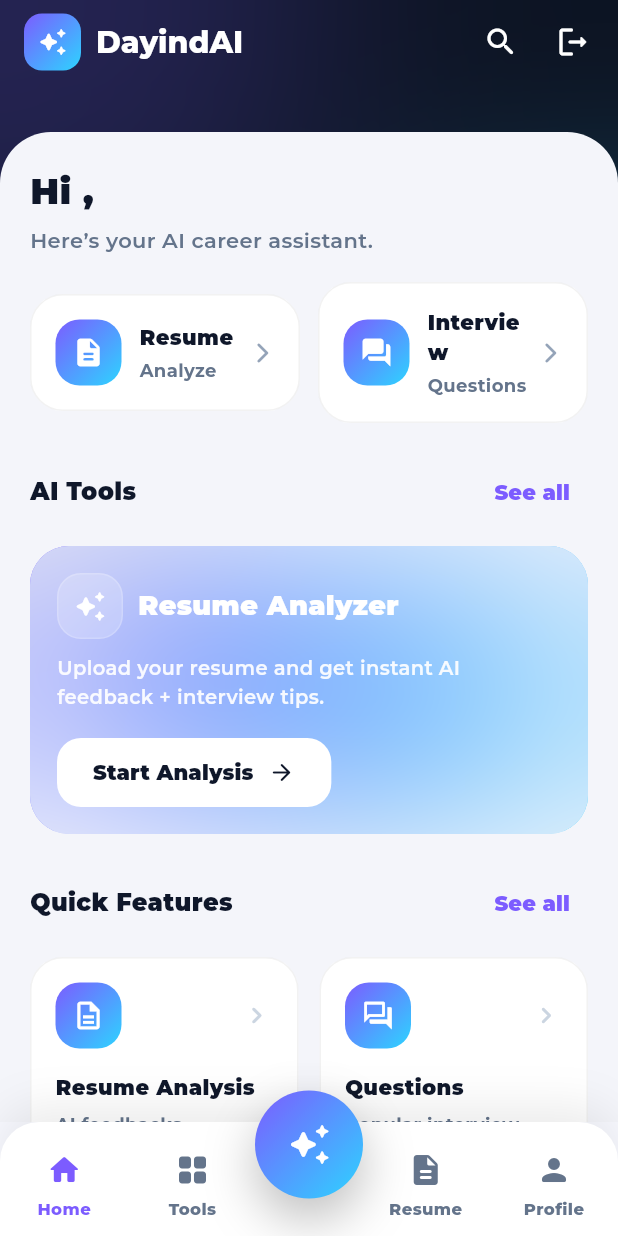
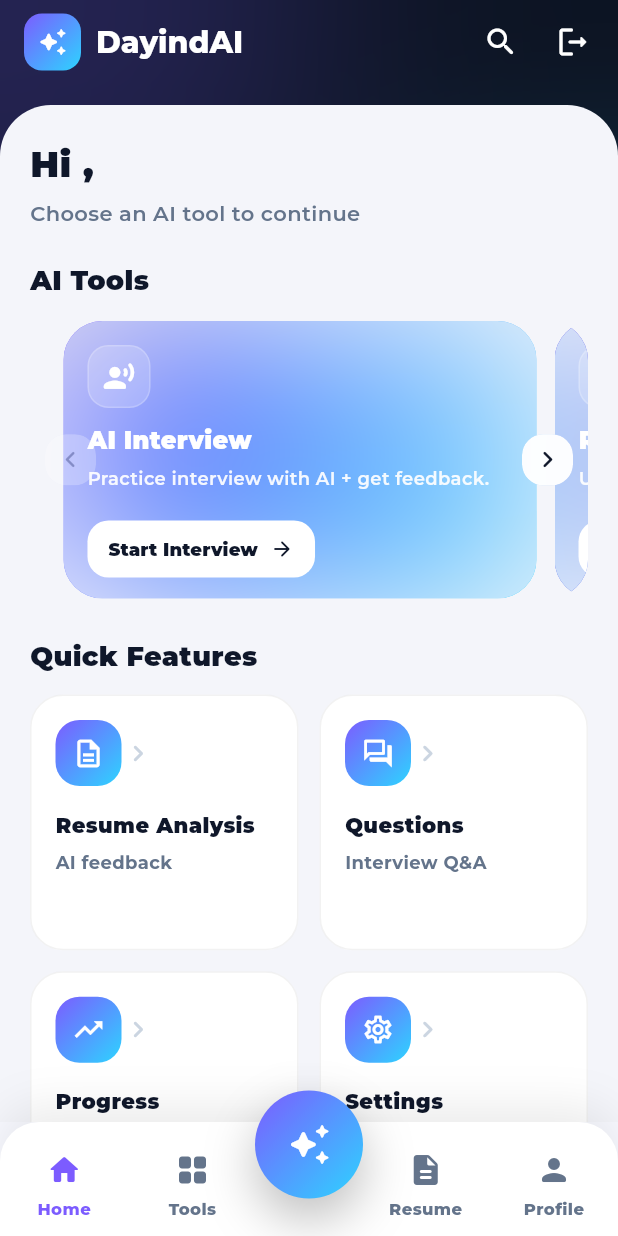
Before and after one commit to dfacee11/DayindAI-Diploma-Project-, a Flutter app: the screen it shows once a user with an empty profile is signed in, on a phone screen of 412 x 824 dp. Run offline on Flutter 3.47's test engine with Material 3 defaults, Android fonts, the phone set to English and light mode, and no system bars; our stand-ins replace cloud_firestore, cloud_functions, file_picker, firebase_auth, firebase_core, google_fonts and 2 more; accounts and stored records are empty.

Commit message:
updated home page #3

```diff
--- a/lib/HomePage/HomePage.dart
+++ b/lib/HomePage/HomePage.dart
@@ -13,19 +13,55 @@ class HomePage extends StatefulWidget {
 class _HomePageState extends State<HomePage> {
   User? _user;
 
+  final PageController _toolController = PageController(viewportFraction: 0.88);
+  int _toolIndex = 0;
+
   @override
   void initState() {
     super.initState();
     _user = FirebaseAuth.instance.currentUser;
+
     FirebaseAuth.instance.userChanges().listen((u) {
       if (mounted) setState(() => _user = u);
     });
+
+    _toolController.addListener(() {
+      final page = _toolController.page ?? 0;
+      final newIndex = page.round();
+      if (newIndex != _toolIndex) {
+        setState(() => _toolIndex = newIndex);
+      }
+    });
+  }
+
+  @override
+  void dispose() {
+    _toolController.dispose();
+    super.dispose();
   }
 
   Future<void> _signOut() async {
     await FirebaseAuth.instance.signOut();
     if (!mounted) return;
     Navigator.pushReplacementNamed(context, '/FirstPage');
+  }
+
+  void _nextTool() {
+    if (_toolIndex < 2) {
+      _toolController.nextPage(
+        duration: const Duration(milliseconds: 280),
+        curve: Curves.easeOut,
+      );
+    }
+  }
+
+  void _prevTool() {
+    if (_toolIndex > 0) {
+      _toolController.previousPage(
+        duration: const Duration(milliseconds: 280),
+        curve: Curves.easeOut,
+      );
+    }
   }
 
   @override
@@ -95,15 +131,11 @@ class _HomePageState extends State<HomePage> {
                     children: [
                       const SizedBox(height: 14),
 
-                      // Верхняя часть (тёмная)
-
-                      const SizedBox(height: 18),
-
                       // Белая часть - полностью на весь экран
                       Container(
                         width: double.infinity,
                         constraints: BoxConstraints(
-                          minHeight: constraints.maxHeight - 160,
+                          minHeight: constraints.maxHeight - 110,
                         ),
                         decoration: const BoxDecoration(
                           color: Color(0xFFF4F5FA),
@@ -113,7 +145,7 @@ class _HomePageState extends State<HomePage> {
                           ),
                         ),
                         child: Padding(
-                          padding: const EdgeInsets.fromLTRB(20, 22, 20, 20),
+                          padding: const EdgeInsets.fromLTRB(20, 22, 20, 30),
                           child: Column(
                             crossAxisAlignment: CrossAxisAlignment.start,
                             children: [
@@ -127,22 +159,133 @@ class _HomePageState extends State<HomePage> {
                               ),
                               const SizedBox(height: 6),
                               Text(
-                                "Here’s your AI career assistant.",
+                                "Choose an AI tool to continue",
                                 style: GoogleFonts.montserrat(
                                   fontSize: 14,
                                   fontWeight: FontWeight.w600,
                                   color: const Color(0xFF64748B),
                                 ),
                               ),
-                              const SizedBox(height: 18),
-                              _buildQuickActionsRow(),
+
                               const SizedBox(height: 22),
-                              _buildSectionTitle("AI Tools"),
+
+                              Text(
+                                "AI Tools",
+                                style: GoogleFonts.montserrat(
+                                  fontSize: 18,
+                                  fontWeight: FontWeight.w900,
+                                  color: const Color(0xFF0F172A),
+                                ),
+                              ),
+
+                              const SizedBox(height: 14),
+
+                              SizedBox(
+                                height: 185,
+                                child: ClipRRect(
+                                  borderRadius: BorderRadius.circular(26),
+                                  child: Stack(
+                                    alignment: Alignment.center,
+                                    children: [
+                                      // We clip the PageView so the next card is NOT visible
+                                      ClipRect(
+                                        child: PageView(
+                                          controller: _toolController,
+                                          padEnds: true,
+                                          children: [
+                                            _AiToolCard(
+                                              title: "AI Interview",
+                                              description:
+                                                  "Practice interview with AI + get feedback.",
+                                              icon: Icons
+                                                  .record_voice_over_rounded,
+                                              gradient: const LinearGradient(
+                                                begin: Alignment.topLeft,
+                                                end: Alignment.bottomRight,
+                                                colors: [
+                                                  Color(0xFF7C5CFF),
+                                                  Color(0xFF2DD4FF),
+                                                ],
+                                              ),
+                                              buttonText: "Start Interview",
+                                              onTap: () => Navigator.pushNamed(
+                                                  context, "/AIInterview"),
+                                            ),
+                                            _AiToolCard(
+                                              title: "Resume Analyzer",
+                                              description:
+                                                  "Upload resume and get AI review + tips.",
+                                              icon: Icons.description_rounded,
+                                              gradient: const LinearGradient(
+                                                begin: Alignment.topLeft,
+                                                end: Alignment.bottomRight,
+                                                colors: [
+                                                  Color(0xFF4F46E5),
+                                                  Color(0xFF38BDF8),
+                                                ],
+                                              ),
+                                              buttonText: "Analyze Resume",
+                                              onTap: () => Navigator.pushNamed(
+                                                  context, "/ResumeAnalyzer"),
+                                            ),
+                                            _AiToolCard(
+                                              title: "Resume Matching",
+                                              description:
+                                                  "Check how well your resume matches a job.",
+                                              icon:
+                                                  Icons.compare_arrows_rounded,
+                                              gradient: const LinearGradient(
+                                                begin: Alignment.topLeft,
+                                                end: Alignment.bottomRight,
+                                                colors: [
+                                                  Color(0xFF9333EA),
+                                                  Color(0xFF60A5FA),
+                                                ],
+                                              ),
+                                              buttonText: "Match Now",
+                                              onTap: () => Navigator.pushNamed(
+                                                  context, "/ResumeMatching"),
+                                            ),
+                                          ],
+                                        ),
+                                      ),
+
+                                      // Left arrow (more visible)
+                                      Positioned(
+                                        left: 10,
+                                        child: _ArrowOverlayButton(
+                                          icon: Icons.chevron_left_rounded,
+                                          onTap: _prevTool,
+                                          enabled: _toolIndex > 0,
+                                        ),
+                                      ),
+
+                                      // Right arrow (more visible)
+                                      Positioned(
+                                        right: 10,
+                                        child: _ArrowOverlayButton(
+                                          icon: Icons.chevron_right_rounded,
+                                          onTap: _nextTool,
+                                          enabled: _toolIndex < 2,
+                                        ),
+                                      ),
+                                    ],
+                                  ),
+                                ),
+                              ),
+                              const SizedBox(height: 26),
+
+                              // Можно добавить позже: Progress / Recent
+                              Text(
+                                "Quick Features",
+                                style: GoogleFonts.montserrat(
+                                  fontSize: 18,
+                                  fontWeight: FontWeight.w900,
+                                  color: const Color(0xFF0F172A),
+                                ),
+                              ),
                               const SizedBox(height: 12),
-                              _buildMainBanner(context),
-                              const SizedBox(height: 22),
-                              _buildSectionTitle("Quick Features"),
-                              const SizedBox(height: 12),
+
                               _buildFeatureGrid(context),
                               const SizedBox(height: 16),
                             ],
@@ -160,173 +303,6 @@ class _HomePageState extends State<HomePage> {
     );
   }
 
-  // --- Верхняя карточка с именем (на тёмном фоне)
-
-
-  Widget _buildQuickActionsRow() {
-    return Row(
-      children: [
-        Expanded(
-          child: _QuickActionCard(
-            title: "Resume",
-            subtitle: "Analyze",
-            icon: Icons.description_rounded,
-            onTap: () => Navigator.pushNamed(context, '/ResumeAnalyzer'),
-          ),
-        ),
-        const SizedBox(width: 12),
-        Expanded(
-          child: _QuickActionCard(
-            title: "Interview",
-            subtitle: "Questions",
-            icon: Icons.question_answer_rounded,
-            onTap: () => Navigator.pushNamed(context, '/Questions'),
-          ),
-        ),
-      ],
-    );
-  }
-
-  Widget _buildSectionTitle(String text) {
-    return Row(
-      children: [
-        Text(
-          text,
-          style: GoogleFonts.montserrat(
-            fontSize: 16,
-            fontWeight: FontWeight.w900,
-            color: const Color(0xFF0F172A),
-          ),
-        ),
-        const Spacer(),
-        TextButton(
-          onPressed: () {},
-          child: Text(
-            "See all",
-            style: GoogleFonts.montserrat(
-              fontWeight: FontWeight.w900,
-              color: const Color(0xFF7C5CFF),
-            ),
-          ),
-        ),
-      ],
-    );
-  }
-
-  Widget _buildMainBanner(BuildContext context) {
-    return ClipRRect(
-      borderRadius: BorderRadius.circular(26),
-      child: Stack(
-        children: [
-          Container(
-            height: 190,
-            decoration: const BoxDecoration(
-              gradient: LinearGradient(
-                begin: Alignment.topLeft,
-                end: Alignment.bottomRight,
-                colors: [
-                  Color(0xFF7C5CFF),
-                  Color(0xFF2DD4FF),
-                ],
-              ),
-            ),
-          ),
-          Positioned(
-            top: -60,
-            right: -50,
-            child: _BlurBlob(
-              size: 200,
-              color: Colors.white.withOpacity(0.25),
-            ),
-          ),
-          Positioned(
-            bottom: -70,
-            left: -70,
-            child: _BlurBlob(
-              size: 220,
-              color: Colors.white.withOpacity(0.18),
-            ),
-          ),
-          Padding(
-            padding: const EdgeInsets.all(18),
-            child: Column(
-              crossAxisAlignment: CrossAxisAlignment.start,
-              children: [
-                Row(
-                  children: [
-                    Container(
-                      padding: const EdgeInsets.all(10),
-                      decoration: BoxDecoration(
-                        color: Colors.white.withOpacity(0.20),
-                        borderRadius: BorderRadius.circular(16),
-                        border: Border.all(
-                          color: Colors.white.withOpacity(0.18),
-                        ),
-                      ),
-                      child: const Icon(
-                        Icons.auto_awesome_rounded,
-                        color: Colors.white,
-                        size: 22,
-                      ),
-                    ),
-                    const SizedBox(width: 10),
-                    Text(
-                      "Resume Analyzer",
-                      style: GoogleFonts.montserrat(
-                        color: Colors.white,
-                        fontSize: 18,
-                        fontWeight: FontWeight.w900,
-                      ),
-                    ),
-                  ],
-                ),
-                const SizedBox(height: 10),
-                Text(
-                  "Upload your resume and get instant AI feedback + interview tips.",
-                  style: GoogleFonts.montserrat(
-                    color: Colors.white.withOpacity(0.92),
-                    fontSize: 13,
-                    fontWeight: FontWeight.w600,
-                  ),
-                ),
-                const SizedBox(height: 18),
-                SizedBox(
-                  height: 46,
-                  child: ElevatedButton(
-                    onPressed: () {
-                      Navigator.pushNamed(context, '/AnalyzerResume');
-                    },
-                    style: ElevatedButton.styleFrom(
-                      backgroundColor: Colors.white,
-                      foregroundColor: const Color(0xFF0F172A),
-                      elevation: 0,
-                      shape: RoundedRectangleBorder(
-                        borderRadius: BorderRadius.circular(16),
-                      ),
-                    ),
-                    child: Row(
-                      mainAxisSize: MainAxisSize.min,
-                      children: [
-                        Text(
-                          "Start Analysis",
-                          style: GoogleFonts.montserrat(
-                            fontWeight: FontWeight.w900,
-                          ),
-                        ),
-                        const SizedBox(width: 10),
-                        const Icon(Icons.arrow_forward_rounded, size: 18),
-                      ],
-                    ),
-                  ),
-                ),
-              ],
-            ),
-          ),
-        ],
-      ),
-    );
-  }
-
   Widget _buildFeatureGrid(BuildContext context) {
     return GridView.count(
       crossAxisCount: 2,
@@ -334,30 +310,30 @@ class _HomePageState extends State<HomePage> {
       physics: const NeverScrollableScrollPhysics(),
       mainAxisSpacing: 14,
       crossAxisSpacing: 14,
-      childAspectRatio: 1.10,
+      childAspectRatio: 1.05,
       children: [
         _FeatureTile(
           icon: Icons.description_outlined,
           title: 'Resume Analysis',
-          subtitle: 'AI feedbacks',
+          subtitle: 'AI feedback',
           onTap: () => Navigator.pushNamed(context, '/ResumeAnalyzer'),
         ),
         _FeatureTile(
           icon: Icons.question_answer_outlined,
           title: 'Questions',
-          subtitle: 'Popular interview Q&A',
+          subtitle: 'Interview Q&A',
           onTap: () => Navigator.pushNamed(context, '/Questions'),
         ),
         _FeatureTile(
           icon: Icons.trending_up_outlined,
           title: 'Progress',
-          subtitle: 'Interview history',
+          subtitle: 'History',
           onTap: () {},
         ),
         _FeatureTile(
           icon: Icons.settings_outlined,
           title: 'Settings',
-          subtitle: 'Profile and language',
+          subtitle: 'Profile',
           onTap: () {},
         ),
       ],
@@ -389,7 +365,7 @@ class _DarkTopBackground extends StatelessWidget {
             left: -90,
             child: _BlurBlob(
               size: 300,
-              color: Color(0xFF7C5CFF).withOpacity(0.22),
+              color: const Color(0xFF7C5CFF).withOpacity(0.22),
             ),
           ),
           Positioned(
@@ -397,7 +373,7 @@ class _DarkTopBackground extends StatelessWidget {
             right: -130,
             child: _BlurBlob(
               size: 340,
-              color: Color(0xFF2DD4FF).withOpacity(0.18),
+              color: const Color(0xFF2DD4FF).withOpacity(0.18),
             ),
           ),
         ],
@@ -434,115 +410,161 @@ class _BlurBlob extends StatelessWidget {
   }
 }
 
-class _DarkInfoPill extends StatelessWidget {
+class _ArrowOverlayButton extends StatelessWidget {
   final IconData icon;
-  final String text;
+  final VoidCallback onTap;
+  final bool enabled;
 
-  const _DarkInfoPill({
+  const _ArrowOverlayButton({
     required this.icon,
-    required this.text,
+    required this.onTap,
+    required this.enabled,
   });
 
   @override
   Widget build(BuildContext context) {
-    return Container(
-      padding: const EdgeInsets.symmetric(horizontal: 12, vertical: 9),
-      decoration: BoxDecoration(
-        color: Colors.white.withOpacity(0.10),
-        borderRadius: BorderRadius.circular(16),
-        border: Border.all(color: Colors.white.withOpacity(0.14)),
-      ),
-      child: Row(
-        mainAxisSize: MainAxisSize.min,
-        children: [
-          Icon(icon, size: 16, color: Colors.white),
-          const SizedBox(width: 8),
-          Text(
-            text,
-            style: GoogleFonts.montserrat(
-              fontSize: 12,
-              fontWeight: FontWeight.w800,
-              color: Colors.white,
+    return IgnorePointer(
+      ignoring: !enabled,
+      child: AnimatedOpacity(
+        duration: const Duration(milliseconds: 200),
+        opacity: enabled ? 1 : 0.25,
+        child: GestureDetector(
+          onTap: enabled ? onTap : null,
+          child: ClipRRect(
+            borderRadius: BorderRadius.circular(14),
+            child: BackdropFilter(
+              filter: ImageFilter.blur(sigmaX: 12, sigmaY: 12),
+              child: Container(
+                width: 34,
+                height: 34,
+                decoration: BoxDecoration(
+                  color: Colors.white.withOpacity(0.95),
+                  borderRadius: BorderRadius.circular(14),
+                  border: Border.all(
+                    color: Colors.white.withOpacity(0.08),
+                  ),
+                ),
+                child: Icon(
+                  icon,
+                  size: 22,
+                  color: const Color(0xFF0F172A),
+                ),
+              ),
             ),
           ),
-        ],
+        ),
       ),
     );
   }
 }
 
-class _QuickActionCard extends StatelessWidget {
+class _AiToolCard extends StatelessWidget {
   final String title;
-  final String subtitle;
+  final String description;
   final IconData icon;
+  final LinearGradient gradient;
+  final String buttonText;
   final VoidCallback onTap;
 
-  const _QuickActionCard({
+  const _AiToolCard({
     required this.title,
-    required this.subtitle,
+    required this.description,
     required this.icon,
+    required this.gradient,
+    required this.buttonText,
     required this.onTap,
   });
 
   @override
   Widget build(BuildContext context) {
-    return InkWell(
-      borderRadius: BorderRadius.circular(22),
-      onTap: onTap,
-      child: Container(
-        padding: const EdgeInsets.all(16),
-        decoration: BoxDecoration(
-          color: Colors.white,
-          borderRadius: BorderRadius.circular(22),
-          border: Border.all(color: Colors.black.withOpacity(0.05)),
-        ),
-        child: Row(
+    return Padding(
+      padding: const EdgeInsets.only(right: 12),
+      child: ClipRRect(
+        borderRadius: BorderRadius.circular(26),
+        child: Stack(
           children: [
             Container(
-              width: 44,
-              height: 44,
-              decoration: BoxDecoration(
-                borderRadius: BorderRadius.circular(16),
-                gradient: const LinearGradient(
-                  begin: Alignment.topLeft,
-                  end: Alignment.bottomRight,
-                  colors: [
-                    Color(0xFF7C5CFF),
-                    Color(0xFF2DD4FF),
-                  ],
-                ),
+              decoration: BoxDecoration(gradient: gradient),
+            ),
+            Positioned(
+              top: -60,
+              right: -50,
+              child: _BlurBlob(
+                size: 200,
+                color: Colors.white.withOpacity(0.22),
               ),
-              child: Icon(icon, color: Colors.white, size: 22),
             ),
-            const SizedBox(width: 12),
-            Expanded(
+            Padding(
+              padding: const EdgeInsets.fromLTRB(16, 16, 16, 14),
               child: Column(
+                mainAxisSize: MainAxisSize.min,
                 crossAxisAlignment: CrossAxisAlignment.start,
                 children: [
+                  Container(
+                    width: 42,
+                    height: 42,
+                    decoration: BoxDecoration(
+                      color: Colors.white.withOpacity(0.18),
+                      borderRadius: BorderRadius.circular(14),
+                      border: Border.all(color: Colors.white.withOpacity(0.20)),
+                    ),
+                    child: Icon(icon, color: Colors.white, size: 22),
+                  ),
+                  const SizedBox(height: 10),
                   Text(
                     title,
+                    maxLines: 1,
+                    overflow: TextOverflow.ellipsis,
                     style: GoogleFonts.montserrat(
-                      fontSize: 14,
+                      color: Colors.white,
+                      fontSize: 16,
                       fontWeight: FontWeight.w900,
-                      color: const Color(0xFF0F172A),
                     ),
                   ),
-                  const SizedBox(height: 3),
+                  const SizedBox(height: 6),
                   Text(
-                    subtitle,
+                    description,
+                    maxLines: 2,
+                    overflow: TextOverflow.ellipsis,
                     style: GoogleFonts.montserrat(
+                      color: Colors.white.withOpacity(0.92),
                       fontSize: 12,
-                      fontWeight: FontWeight.w700,
-                      color: const Color(0xFF64748B),
+                      fontWeight: FontWeight.w600,
+                      height: 1.2,
+                    ),
+                  ),
+                  const Spacer(),
+                  SizedBox(
+                    height: 38,
+                    child: ElevatedButton(
+                      onPressed: onTap,
+                      style: ElevatedButton.styleFrom(
+                        backgroundColor: Colors.white,
+                        foregroundColor: const Color(0xFF0F172A),
+                        elevation: 0,
+                        padding: const EdgeInsets.symmetric(horizontal: 14),
+                        shape: RoundedRectangleBorder(
+                          borderRadius: BorderRadius.circular(14),
+                        ),
+                      ),
+                      child: Row(
+                        mainAxisSize: MainAxisSize.min,
+                        children: [
+                          Text(
+                            buttonText,
+                            style: GoogleFonts.montserrat(
+                              fontSize: 12,
+                              fontWeight: FontWeight.w900,
+                            ),
+                          ),
+                          const SizedBox(width: 8),
+                          const Icon(Icons.arrow_forward_rounded, size: 16),
+                        ],
+                      ),
                     ),
                   ),
                 ],
               ),
-            ),
-            const Icon(
-              Icons.arrow_forward_ios_rounded,
-              size: 16,
-              color: Color(0xFF94A3B8),
             ),
           ],
         ),
@@ -597,7 +619,7 @@ class _FeatureTile extends StatelessWidget {
                   ),
                   child: Icon(icon, color: Colors.white, size: 22),
                 ),
-                const Spacer(),
+                const SizedBox(height: 12),
                 const Icon(
                   Icons.chevron_right_rounded,
                   color: Color(0xFFCBD5E1),
@@ -608,6 +630,8 @@ class _FeatureTile extends StatelessWidget {
             const SizedBox(height: 16),
             Text(
               title,
+              maxLines: 1,
+              overflow: TextOverflow.ellipsis,
               style: GoogleFonts.montserrat(
                 fontSize: 14,
                 fontWeight: FontWeight.w900,
@@ -617,6 +641,8 @@ class _FeatureTile extends StatelessWidget {
             const SizedBox(height: 6),
             Text(
               subtitle,
+              maxLines: 1,
+              overflow: TextOverflow.ellipsis,
               style: GoogleFonts.montserrat(
                 fontSize: 12,
                 fontWeight: FontWeight.w700,
```
